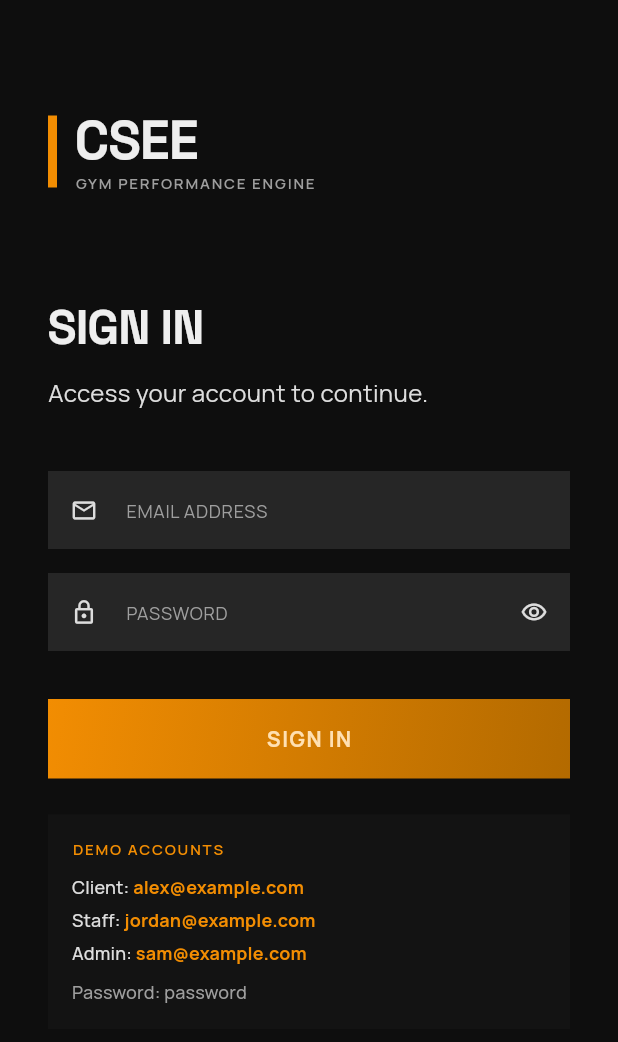
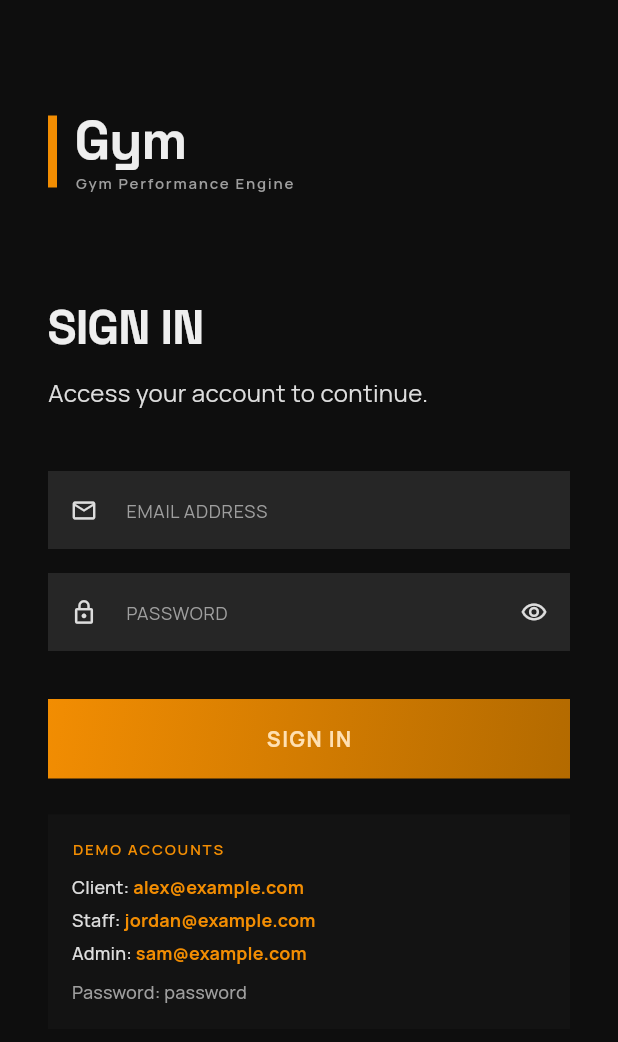
Before and after one commit to adamMarh/gym-app, a Flutter app: the screen it shows after launch, on a phone screen of 412 x 824 dp. Shown: the top 1042 px of the screen. Run offline on Flutter 3.47's test engine with Material 3 defaults, Android fonts, the phone set to English and light mode, and no system bars; our stand-ins replace google_fonts, shared_preferences, table_calendar; accounts and stored records are empty.

Commit message:
refactor: rename project from CSEE to Gym and update related files

```diff
--- a/light_client/lib/main.dart
+++ b/light_client/lib/main.dart
@@ -12,11 +12,11 @@ import 'navigation/main_navigation.dart';
 import 'screens/auth/login_screen.dart';
 
 void main() {
-  runApp(const CseeApp());
+  runApp(const GymApp());
 }
 
-class CseeApp extends StatelessWidget {
-  const CseeApp({super.key});
+class GymApp extends StatelessWidget {
+  const GymApp({super.key});
 
   @override
   Widget build(BuildContext context) {
@@ -30,7 +30,7 @@ class CseeApp extends StatelessWidget {
         ChangeNotifierProvider(create: (_) => UserProvider()),
       ],
       child: MaterialApp(
-        title: 'CSEE GYM',
+        title: 'Gym',
         debugShowCheckedModeBanner: false,
         theme: AppTheme.dark,
         home: const _AppStartup(),
--- a/light_client/lib/providers/auth_provider.dart
+++ b/light_client/lib/providers/auth_provider.dart
@@ -43,8 +43,8 @@ class AuthProvider extends ChangeNotifier {
       _currentUser = User.fromJson(data['user'] as Map<String, dynamic>);
     } on ApiException catch (e) {
       _error = e.message;
-    } catch (_) {
-      _error = 'Could not connect to server.';
+    } catch (e) {
+      _error = e.toString().replaceFirst('ApiException(0): ', '');
     } finally {
       _isLoading = false;
       notifyListeners();
--- a/light_client/lib/screens/auth/login_screen.dart
+++ b/light_client/lib/screens/auth/login_screen.dart
@@ -57,9 +57,9 @@ class _LoginScreenState extends State<LoginScreen> {
                   Column(
                     crossAxisAlignment: CrossAxisAlignment.start,
                     children: [
-                      Text('CSEE', style: AppTextStyles.displaySm),
+                      Text('Gym', style: AppTextStyles.displaySm),
                       Text(
-                        'GYM PERFORMANCE ENGINE',
+                        'Gym Performance Engine',
                         style: AppTextStyles.labelSmCaps,
                       ),
                     ],
@@ -111,9 +111,24 @@ class _LoginScreenState extends State<LoginScreen> {
               // Error message
               if (auth.error != null) ...[
                 const SizedBox(height: 12),
-                Text(
-                  auth.error!.toUpperCase(),
-                  style: AppTextStyles.labelSmCaps.copyWith(color: AppColors.error),
+                Container(
+                  padding: const EdgeInsets.all(12),
+                  color: AppColors.error.withValues(alpha: 0.1),
+                  child: Row(
+                    crossAxisAlignment: CrossAxisAlignment.start,
+                    children: [
+                      const Icon(Icons.error_outline,
+                          color: AppColors.error, size: 16),
+                      const SizedBox(width: 8),
+                      Expanded(
+                        child: Text(
+                          auth.error!,
+                          style: AppTextStyles.labelMd
+                              .copyWith(color: AppColors.error),
+                        ),
+                      ),
+                    ],
+                  ),
                 ),
               ],
 
--- a/light_client/pubspec.yaml
+++ b/light_client/pubspec.yaml
@@ -1,4 +1,4 @@
-name: csee_gym_app
+name: gym_gym_app
 description: A comprehensive gym app for clients, staff, and admins.
 publish_to: 'none'
 version: 1.0.0+1
```
Also changed, not shown: light_client/lib/services/api_service.dart (+75 -17 lines), package-lock.json, 24 other files.
